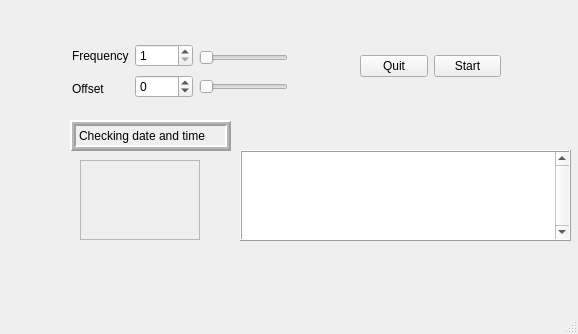
ursl/tessie, file test0/gui.ui: the form before one commit.
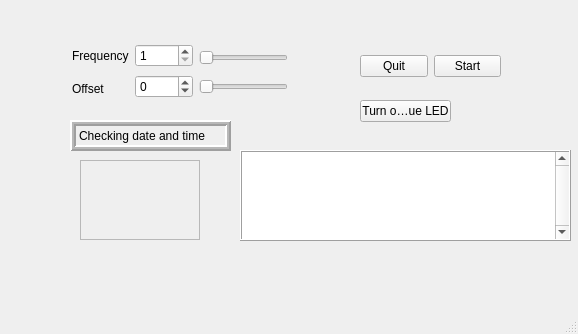
The form after the commit.

Commit message: add button to toggle blue LED

Patch:
```diff
--- a/test0/gui.ui
+++ b/test0/gui.ui
@@ -288,6 +288,19 @@
      <double>188.000000000000000</double>
     </property>
    </widget>
+   <widget class="QToolButton" name="toolButton">
+    <property name="geometry">
+     <rect>
+      <x>360</x>
+      <y>100</y>
+      <width>91</width>
+      <height>22</height>
+     </rect>
+    </property>
+    <property name="text">
+     <string>Turn on Blue LED</string>
+    </property>
+   </widget>
   </widget>
   <widget class="QStatusBar" name="statusbar"/>
   <action name="actiontessie">
```
The commit also changes 4 other files.
